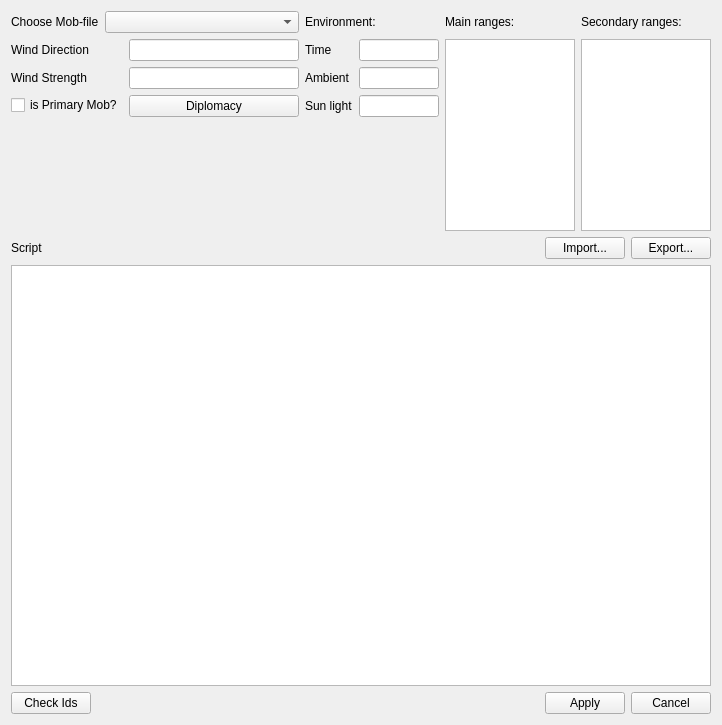
Before: the Qt Designer form mobParameters.ui in konstvest/ei_maper, drawn with Qt 5.
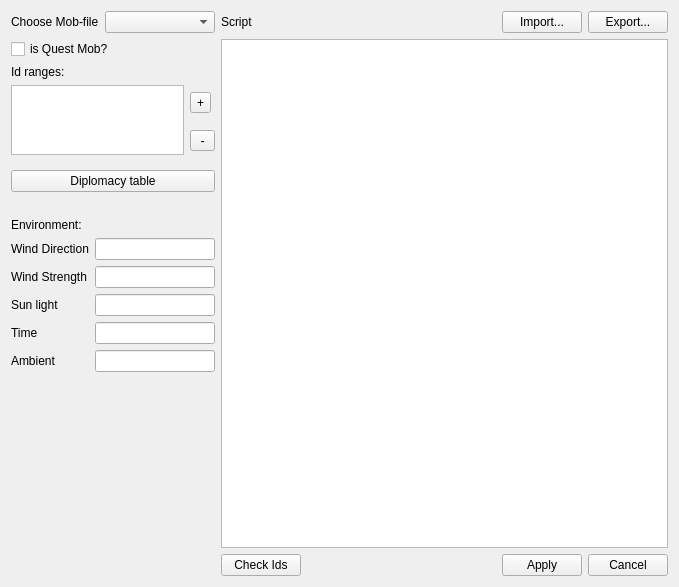
After: the same form once the commit is applied.

Commit message: redesign mob parameters window

```diff
--- a/mobParameters.ui
+++ b/mobParameters.ui
@@ -6,65 +6,311 @@
    <rect>
     <x>0</x>
     <y>0</y>
-    <width>674</width>
-    <height>725</height>
+    <width>679</width>
+    <height>587</height>
    </rect>
   </property>
   <property name="windowTitle">
    <string>Form</string>
   </property>
-  <layout class="QVBoxLayout" name="verticalLayout">
+  <layout class="QHBoxLayout" name="horizontalLayout_4" stretch="1,10">
+   <property name="sizeConstraint">
+    <enum>QLayout::SetDefaultConstraint</enum>
+   </property>
    <item>
-    <layout class="QGridLayout" name="gridLayout" rowstretch="0,0,0,0,0,0">
-     <item row="4" column="1" colspan="4">
-      <widget class="QPlainTextEdit" name="plainTextEdit"/>
-     </item>
-     <item row="5" column="2" colspan="3">
-      <layout class="QHBoxLayout" name="horizontalLayout_2">
+    <layout class="QVBoxLayout" name="verticalLayout_3">
+     <property name="bottomMargin">
+      <number>0</number>
+     </property>
+     <item>
+      <layout class="QHBoxLayout" name="horizontalLayout">
        <item>
-        <spacer name="horizontalSpacer_2">
-         <property name="orientation">
-          <enum>Qt::Horizontal</enum>
+        <widget class="QLabel" name="mobLabel">
+         <property name="sizePolicy">
+          <sizepolicy hsizetype="Fixed" vsizetype="Preferred">
+           <horstretch>0</horstretch>
+           <verstretch>0</verstretch>
+          </sizepolicy>
          </property>
-         <property name="sizeHint" stdset="0">
+         <property name="text">
+          <string>Choose Mob-file</string>
+         </property>
+        </widget>
+       </item>
+       <item>
+        <widget class="QComboBox" name="chooseMob">
+         <property name="sizePolicy">
+          <sizepolicy hsizetype="Preferred" vsizetype="Minimum">
+           <horstretch>0</horstretch>
+           <verstretch>0</verstretch>
+          </sizepolicy>
+         </property>
+         <property name="minimumSize">
           <size>
-           <width>40</width>
-           <height>20</height>
+           <width>110</width>
+           <height>0</height>
           </size>
          </property>
-        </spacer>
+        </widget>
        </item>
-       <item>
-        <widget class="QPushButton" name="pushApply">
+      </layout>
+     </item>
+     <item>
+      <widget class="QCheckBox" name="isPrimaryBox">
+       <property name="sizePolicy">
+        <sizepolicy hsizetype="Fixed" vsizetype="Fixed">
+         <horstretch>0</horstretch>
+         <verstretch>0</verstretch>
+        </sizepolicy>
+       </property>
+       <property name="text">
+        <string>is Quest Mob?</string>
+       </property>
+      </widget>
+     </item>
+     <item>
+      <widget class="QLabel" name="rangesLabel">
+       <property name="sizePolicy">
+        <sizepolicy hsizetype="Preferred" vsizetype="Preferred">
+         <horstretch>0</horstretch>
+         <verstretch>0</verstretch>
+        </sizepolicy>
+       </property>
+       <property name="text">
+        <string>Id ranges:</string>
+       </property>
+      </widget>
+     </item>
+     <item>
+      <layout class="QGridLayout" name="gridLayout">
+       <item row="0" column="1">
+        <widget class="QToolButton" name="button_plusRanges">
          <property name="text">
-          <string>Apply</string>
+          <string>+</string>
          </property>
         </widget>
        </item>
-       <item>
-        <widget class="QPushButton" name="pushCancel">
+       <item row="1" column="1">
+        <widget class="QToolButton" name="button_minusRanges">
          <property name="text">
-          <string>Cancel</string>
+          <string> - </string>
          </property>
         </widget>
        </item>
+       <item row="0" column="0" rowspan="2">
+        <widget class="QListWidget" name="mainRangesList">
+         <property name="sizePolicy">
+          <sizepolicy hsizetype="Preferred" vsizetype="Preferred">
+           <horstretch>0</horstretch>
+           <verstretch>0</verstretch>
+          </sizepolicy>
+         </property>
+         <property name="minimumSize">
+          <size>
+           <width>0</width>
+           <height>0</height>
+          </size>
+         </property>
+         <property name="maximumSize">
+          <size>
+           <width>10000</width>
+           <height>10000</height>
+          </size>
+         </property>
+         <property name="autoScrollMargin">
+          <number>16</number>
+         </property>
+         <property name="resizeMode">
+          <enum>QListView::Fixed</enum>
+         </property>
+         <property name="modelColumn">
+          <number>0</number>
+         </property>
+         <property name="currentRow">
+          <number>-1</number>
+         </property>
+        </widget>
+       </item>
       </layout>
      </item>
-     <item row="1" column="3">
-      <widget class="QLabel" name="mainRange">
+     <item>
+      <widget class="QWidget" name="baseMobParamWidget" native="true">
        <property name="sizePolicy">
-        <sizepolicy hsizetype="Preferred" vsizetype="Fixed">
+        <sizepolicy hsizetype="Minimum" vsizetype="Minimum">
          <horstretch>0</horstretch>
          <verstretch>0</verstretch>
         </sizepolicy>
        </property>
-       <property name="text">
-        <string>Main ranges:</string>
+       <property name="minimumSize">
+        <size>
+         <width>0</width>
+         <height>0</height>
+        </size>
        </property>
+       <property name="maximumSize">
+        <size>
+         <width>10000</width>
+         <height>10000</height>
+        </size>
+       </property>
+       <layout class="QVBoxLayout" name="verticalLayout_2">
+        <property name="leftMargin">
+         <number>0</number>
+        </property>
+        <property name="rightMargin">
+         <number>0</number>
+        </property>
+        <item>
+         <widget class="QPushButton" name="diplomacyButton">
+          <property name="text">
+           <string>Diplomacy table</string>
+          </property>
+         </widget>
+        </item>
+        <item>
+         <spacer name="horizontalSpacer">
+          <property name="orientation">
+           <enum>Qt::Horizontal</enum>
+          </property>
+          <property name="sizeHint" stdset="0">
+           <size>
+            <width>40</width>
+            <height>20</height>
+           </size>
+          </property>
+         </spacer>
+        </item>
+        <item>
+         <layout class="QFormLayout" name="formLayout_2">
+          <property name="horizontalSpacing">
+           <number>6</number>
+          </property>
+          <property name="verticalSpacing">
+           <number>6</number>
+          </property>
+          <item row="1" column="0">
+           <widget class="QLabel" name="windDir">
+            <property name="text">
+             <string>Wind Direction</string>
+            </property>
+           </widget>
+          </item>
+          <item row="2" column="0">
+           <widget class="QLabel" name="windStr">
+            <property name="text">
+             <string>Wind Strength</string>
+            </property>
+           </widget>
+          </item>
+          <item row="2" column="1">
+           <widget class="QLineEdit" name="windStrEdit">
+            <property name="minimumSize">
+             <size>
+              <width>0</width>
+              <height>0</height>
+             </size>
+            </property>
+           </widget>
+          </item>
+          <item row="3" column="0">
+           <widget class="QLabel" name="sunLight">
+            <property name="text">
+             <string>Sun light</string>
+            </property>
+           </widget>
+          </item>
+          <item row="3" column="1">
+           <widget class="QLineEdit" name="sunLightEdit">
+            <property name="minimumSize">
+             <size>
+              <width>0</width>
+              <height>0</height>
+             </size>
+            </property>
+           </widget>
+          </item>
+          <item row="0" column="0" colspan="2">
+           <widget class="QLabel" name="labelEnv">
+            <property name="text">
+             <string>Environment:</string>
+            </property>
+           </widget>
+          </item>
+          <item row="4" column="0">
+           <widget class="QLabel" name="time">
+            <property name="text">
+             <string>Time</string>
+            </property>
+           </widget>
+          </item>
+          <item row="4" column="1">
+           <widget class="QLineEdit" name="timeEdit">
+            <property name="minimumSize">
+             <size>
+              <width>80</width>
+              <height>0</height>
+             </size>
+            </property>
+           </widget>
+          </item>
+          <item row="5" column="0">
+           <widget class="QLabel" name="ambient">
+            <property name="text">
+             <string>Ambient</string>
+            </property>
+           </widget>
+          </item>
+          <item row="5" column="1">
+           <widget class="QLineEdit" name="ambientEdit">
+            <property name="minimumSize">
+             <size>
+              <width>0</width>
+              <height>0</height>
+             </size>
+            </property>
+           </widget>
+          </item>
+          <item row="1" column="1">
+           <widget class="QLineEdit" name="windDirEdit">
+            <property name="minimumSize">
+             <size>
+              <width>0</width>
+              <height>0</height>
+             </size>
+            </property>
+           </widget>
+          </item>
+         </layout>
+        </item>
+       </layout>
       </widget>
      </item>
-     <item row="3" column="2" colspan="3">
+     <item>
+      <spacer name="verticalSpacer_2">
+       <property name="orientation">
+        <enum>Qt::Vertical</enum>
+       </property>
+       <property name="sizeHint" stdset="0">
+        <size>
+         <width>20</width>
+         <height>40</height>
+        </size>
+       </property>
+      </spacer>
+     </item>
+    </layout>
+   </item>
+   <item>
+    <layout class="QVBoxLayout" name="verticalLayout_4">
+     <item>
       <layout class="QHBoxLayout" name="horizontalLayout_3">
+       <item>
+        <widget class="QLabel" name="scriptLabel">
+         <property name="text">
+          <string>Script</string>
+         </property>
+        </widget>
+       </item>
        <item>
         <spacer name="horizontalSpacer_3">
          <property name="orientation">
@@ -94,193 +340,11 @@
        </item>
       </layout>
      </item>
-     <item row="2" column="4">
-      <widget class="QListWidget" name="secRangesList">
-       <property name="sizePolicy">
-        <sizepolicy hsizetype="Preferred" vsizetype="Minimum">
-         <horstretch>0</horstretch>
-         <verstretch>0</verstretch>
-        </sizepolicy>
-       </property>
-       <property name="minimumSize">
-        <size>
-         <width>130</width>
-         <height>0</height>
-        </size>
-       </property>
-      </widget>
+     <item>
+      <widget class="QPlainTextEdit" name="plainTextEdit"/>
      </item>
-     <item row="1" column="4">
-      <widget class="QLabel" name="label">
-       <property name="sizePolicy">
-        <sizepolicy hsizetype="Preferred" vsizetype="Fixed">
-         <horstretch>0</horstretch>
-         <verstretch>0</verstretch>
-        </sizepolicy>
-       </property>
-       <property name="text">
-        <string>Secondary ranges:</string>
-       </property>
-      </widget>
-     </item>
-     <item row="2" column="2">
-      <layout class="QFormLayout" name="formLayout_4">
-       <item row="0" column="1">
-        <widget class="QLineEdit" name="timeEdit">
-         <property name="minimumSize">
-          <size>
-           <width>80</width>
-           <height>0</height>
-          </size>
-         </property>
-        </widget>
-       </item>
-       <item row="1" column="0">
-        <widget class="QLabel" name="ambient">
-         <property name="text">
-          <string>Ambient</string>
-         </property>
-        </widget>
-       </item>
-       <item row="1" column="1">
-        <widget class="QLineEdit" name="ambientEdit">
-         <property name="minimumSize">
-          <size>
-           <width>0</width>
-           <height>0</height>
-          </size>
-         </property>
-        </widget>
-       </item>
-       <item row="2" column="0">
-        <widget class="QLabel" name="sunLight">
-         <property name="text">
-          <string>Sun light</string>
-         </property>
-        </widget>
-       </item>
-       <item row="2" column="1">
-        <widget class="QLineEdit" name="sunLightEdit">
-         <property name="minimumSize">
-          <size>
-           <width>0</width>
-           <height>0</height>
-          </size>
-         </property>
-        </widget>
-       </item>
-       <item row="0" column="0">
-        <widget class="QLabel" name="time">
-         <property name="text">
-          <string>Time</string>
-         </property>
-        </widget>
-       </item>
-      </layout>
-     </item>
-     <item row="1" column="1">
-      <layout class="QHBoxLayout" name="horizontalLayout">
-       <item>
-        <widget class="QLabel" name="mobLabel">
-         <property name="sizePolicy">
-          <sizepolicy hsizetype="Fixed" vsizetype="Preferred">
-           <horstretch>0</horstretch>
-           <verstretch>0</verstretch>
-          </sizepolicy>
-         </property>
-         <property name="text">
-          <string>Choose Mob-file</string>
-         </property>
-        </widget>
-       </item>
-       <item>
-        <widget class="QComboBox" name="chooseMob"/>
-       </item>
-      </layout>
-     </item>
-     <item row="2" column="3">
-      <widget class="QListWidget" name="mainRangesList">
-       <property name="sizePolicy">
-        <sizepolicy hsizetype="Preferred" vsizetype="Minimum">
-         <horstretch>0</horstretch>
-         <verstretch>0</verstretch>
-        </sizepolicy>
-       </property>
-       <property name="minimumSize">
-        <size>
-         <width>130</width>
-         <height>0</height>
-        </size>
-       </property>
-       <property name="autoScrollMargin">
-        <number>16</number>
-       </property>
-       <property name="currentRow">
-        <number>-1</number>
-       </property>
-      </widget>
-     </item>
-     <item row="2" column="1">
-      <layout class="QFormLayout" name="formLayout_2">
-       <item row="0" column="0">
-        <widget class="QLabel" name="windDir">
-         <property name="text">
-          <string>Wind Direction</string>
-         </property>
-        </widget>
-       </item>
-       <item row="0" column="1">
-        <widget class="QLineEdit" name="windDirEdit">
-         <property name="minimumSize">
-          <size>
-           <width>170</width>
-           <height>0</height>
-          </size>
-         </property>
-        </widget>
-       </item>
-       <item row="1" column="0">
-        <widget class="QLabel" name="windStr">
-         <property name="text">
-          <string>Wind Strength</string>
-         </property>
-        </widget>
-       </item>
-       <item row="1" column="1">
-        <widget class="QLineEdit" name="windStrEdit">
-         <property name="minimumSize">
-          <size>
-           <width>0</width>
-           <height>0</height>
-          </size>
-         </property>
-        </widget>
-       </item>
-       <item row="2" column="0">
-        <widget class="QCheckBox" name="isPrimaryBox">
-         <property name="text">
-          <string>is Primary Mob?</string>
-         </property>
-        </widget>
-       </item>
-       <item row="2" column="1">
-        <widget class="QPushButton" name="diplomacyButton">
-         <property name="text">
-          <string>Diplomacy</string>
-         </property>
-        </widget>
-       </item>
-      </layout>
-     </item>
-     <item row="3" column="1">
-      <widget class="QLabel" name="scriptLabel">
-       <property name="text">
-        <string>Script</string>
-       </property>
-      </widget>
-     </item>
-     <item row="5" column="1">
-      <layout class="QHBoxLayout" name="horizontalLayout_4">
+     <item>
+      <layout class="QHBoxLayout" name="horizontalLayout_2">
        <item>
         <widget class="QPushButton" name="pushCheck">
          <property name="text">
@@ -289,7 +353,7 @@
         </widget>
        </item>
        <item>
-        <spacer name="horizontalSpacer_4">
+        <spacer name="horizontalSpacer_2">
          <property name="orientation">
           <enum>Qt::Horizontal</enum>
          </property>
@@ -301,15 +365,22 @@
          </property>
         </spacer>
        </item>
+       <item>
+        <widget class="QPushButton" name="pushApply">
+         <property name="text">
+          <string>Apply</string>
+         </property>
+        </widget>
+       </item>
+       <item>
+        <widget class="QPushButton" name="pushCancel">
+         <property name="text">
+          <string>Cancel</string>
+         </property>
+        </widget>
+       </item>
       </layout>
      </item>
-     <item row="1" column="2">
-      <widget class="QLabel" name="labelEnv">
-       <property name="text">
-        <string>Environment:</string>
-       </property>
-      </widget>
-     </item>
     </layout>
    </item>
   </layout>
```
The commit also changes 3 other files.
